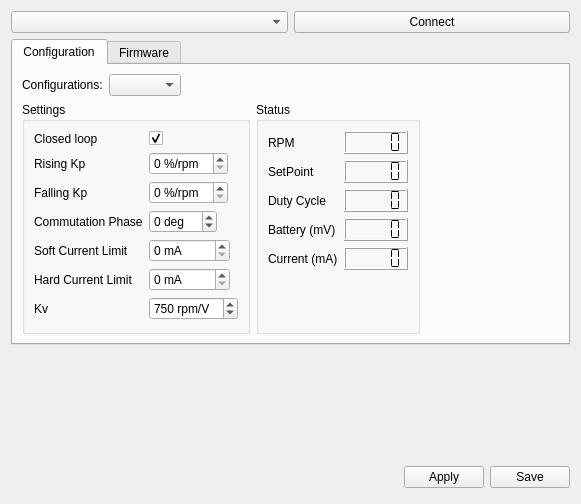
The window that ground/openpilotgcs/src/plugins/esc/esc.ui (peabody124/TauLabs) describes before a commit, drawn with Qt 5.
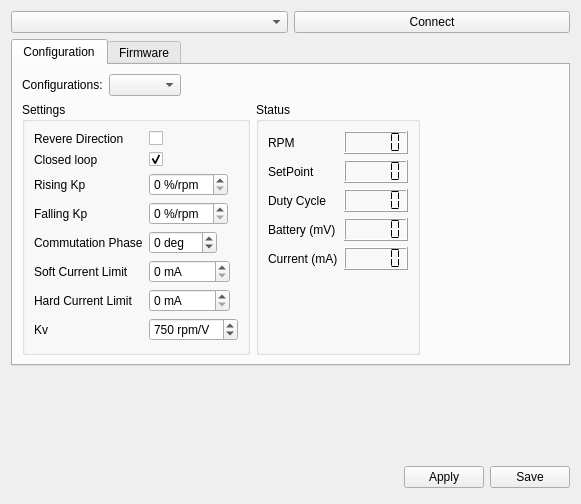
The same window after the commit. Icons and pictures are not drawn.

The edit to the form file:
```diff
--- a/ground/openpilotgcs/src/plugins/esc/esc.ui
+++ b/ground/openpilotgcs/src/plugins/esc/esc.ui
@@ -98,42 +98,42 @@
             <property name="fieldGrowthPolicy">
              <enum>QFormLayout::FieldsStayAtSizeHint</enum>
             </property>
-            <item row="1" column="0">
+            <item row="2" column="0">
              <widget class="QLabel" name="label_19">
               <property name="text">
                <string>Rising Kp</string>
               </property>
              </widget>
             </item>
-            <item row="1" column="1">
+            <item row="2" column="1">
              <widget class="QSpinBox" name="spinRisingKp">
               <property name="suffix">
                <string> %/rpm</string>
               </property>
              </widget>
             </item>
-            <item row="2" column="0">
+            <item row="3" column="0">
              <widget class="QLabel" name="label_2">
               <property name="text">
                <string>Falling Kp</string>
               </property>
              </widget>
             </item>
-            <item row="2" column="1">
+            <item row="3" column="1">
              <widget class="QSpinBox" name="spinFallingKp">
               <property name="suffix">
                <string> %/rpm</string>
               </property>
              </widget>
             </item>
-            <item row="3" column="0">
+            <item row="4" column="0">
              <widget class="QLabel" name="label_3">
               <property name="text">
                <string>Commutation Phase</string>
               </property>
              </widget>
             </item>
-            <item row="3" column="1">
+            <item row="4" column="1">
              <widget class="QSpinBox" name="spinPhase">
               <property name="suffix">
                <string> deg</string>
@@ -146,14 +146,14 @@
               </property>
              </widget>
             </item>
-            <item row="4" column="0">
+            <item row="5" column="0">
              <widget class="QLabel" name="label_9">
               <property name="text">
                <string>Soft Current Limit</string>
               </property>
              </widget>
             </item>
-            <item row="4" column="1">
+            <item row="5" column="1">
              <widget class="QSpinBox" name="spinSortCurrentLimit">
               <property name="suffix">
                <string> mA</string>
@@ -163,14 +163,14 @@
               </property>
              </widget>
             </item>
-            <item row="5" column="0">
+            <item row="6" column="0">
              <widget class="QLabel" name="label_10">
               <property name="text">
                <string>Hard Current Limit</string>
               </property>
              </widget>
             </item>
-            <item row="5" column="1">
+            <item row="6" column="1">
              <widget class="QSpinBox" name="spinHardCurrentLimit">
               <property name="suffix">
                <string> mA</string>
@@ -180,14 +180,14 @@
               </property>
              </widget>
             </item>
-            <item row="0" column="0">
+            <item row="1" column="0">
              <widget class="QLabel" name="label_11">
               <property name="text">
                <string>Closed loop</string>
               </property>
              </widget>
             </item>
-            <item row="0" column="1">
+            <item row="1" column="1">
              <widget class="QCheckBox" name="closedLoopCheck">
               <property name="text">
                <string/>
@@ -197,7 +197,7 @@
               </property>
              </widget>
             </item>
-            <item row="6" column="1">
+            <item row="7" column="1">
              <widget class="QSpinBox" name="spinKv">
               <property name="suffix">
                <string> rpm/V</string>
@@ -213,13 +213,27 @@
               </property>
              </widget>
             </item>
-            <item row="6" column="0">
+            <item row="7" column="0">
              <widget class="QLabel" name="label_12">
               <property name="text">
                <string>Kv</string>
               </property>
              </widget>
             </item>
+            <item row="0" column="0">
+             <widget class="QLabel" name="label_16">
+              <property name="text">
+               <string>Revere Direction</string>
+              </property>
+             </widget>
+            </item>
+            <item row="0" column="1">
+             <widget class="QCheckBox" name="reverseCheck">
+              <property name="text">
+               <string/>
+              </property>
+             </widget>
+            </item>
            </layout>
           </widget>
          </item>
```
